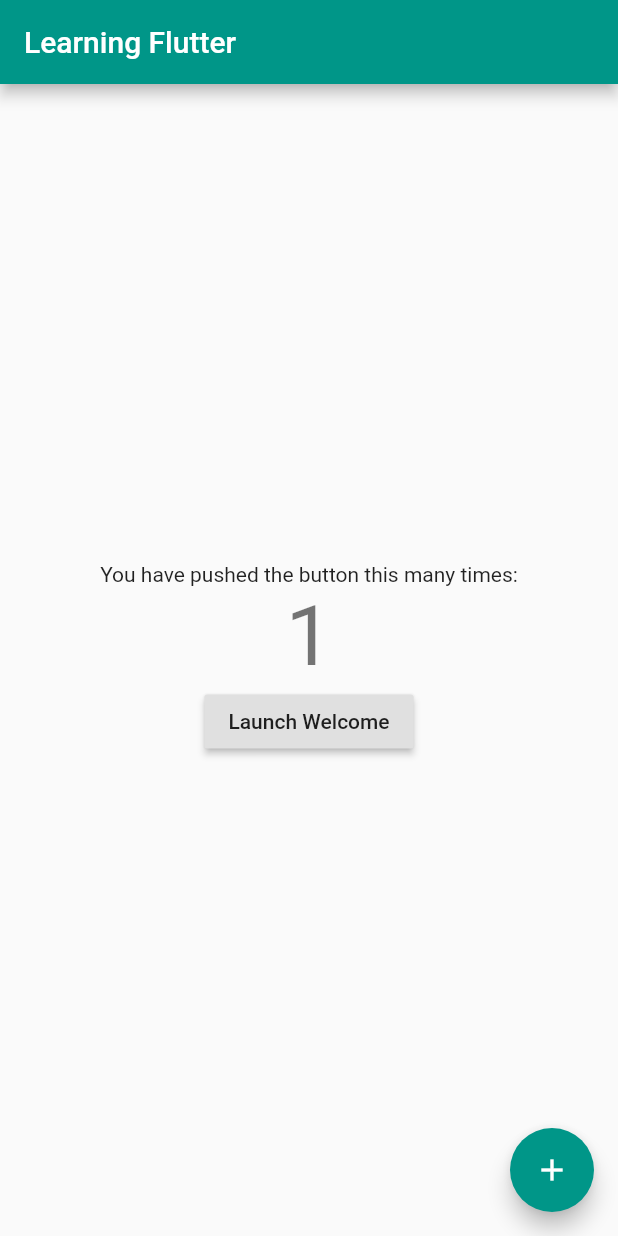
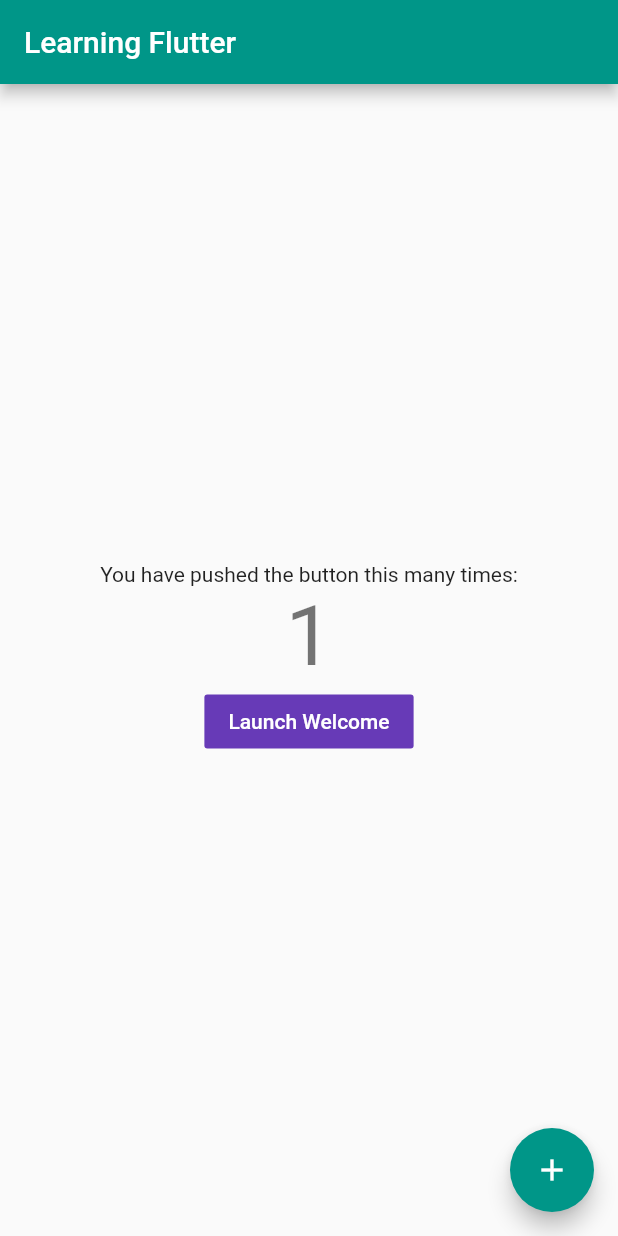
Before and after one commit to szeidner/flutter-demo, a Flutter app: the screen it shows after launch, after a tap on the "add" icon, on a phone screen of 412 x 824 dp. Run offline on Flutter 3.47's test engine with Material 2 defaults, Android fonts, the phone set to English and light mode, and no system bars.

Commit message:
Add platform aware widget.

```diff
--- /dev/null
+++ b/lib/common/platform_aware_button.dart
@@ -0,0 +1,32 @@
+import 'package:flutter/cupertino.dart';
+import 'package:flutter/material.dart';
+import 'package:flutter_demo/common/platform_widget.dart';
+
+class PlatformAwareButton extends PlatformWidget<CupertinoButton, FlatButton> {
+
+  final Widget child;
+  final VoidCallback onPressed;
+
+  PlatformAwareButton({
+    this.child,
+    this.onPressed,
+  });
+
+
+  @override
+  CupertinoButton createIosWidget(BuildContext context) =>
+      new CupertinoButton (
+        child: child,
+        color: Colors.teal,
+        onPressed: onPressed,
+      );
+
+  @override
+  FlatButton createAndroidWidget(BuildContext context) =>
+      new FlatButton(
+        child: child,
+        color: Colors.deepPurple,
+        textColor: Colors.white,
+        onPressed: onPressed,
+      );
+}
--- /dev/null
+++ b/lib/common/platform_widget.dart
@@ -0,0 +1,21 @@
+import 'dart:io' show Platform;
+
+import 'package:flutter/material.dart';
+
+abstract class PlatformWidget<I extends Widget, A extends Widget>
+    extends StatelessWidget {
+  @override
+  Widget build(BuildContext context) {
+    if (Platform.isAndroid) {
+      return createAndroidWidget(context);
+    } else if (Platform.isIOS) {
+      return createIosWidget(context);
+    }
+    // platform not supported returns an empty widget
+    return new Container();
+  }
+
+  I createIosWidget(BuildContext context);
+
+  A createAndroidWidget(BuildContext context);
+}
--- a/lib/main.dart
+++ b/lib/main.dart
@@ -1,4 +1,5 @@
 import 'package:flutter/material.dart';
+import 'package:flutter_demo/common/platform_aware_button.dart';
 import 'package:flutter_demo/welcome_view.dart';
 
 void main() => runApp(new MyApp());
@@ -60,7 +61,7 @@ class _MyHomePageState extends State<MyHomePage> {
               // overriding the theme for this text widget
               style: Theme.of(context).textTheme.display3,
             ),
-            new RaisedButton(
+            new PlatformAwareButton(
               child: new Text('Launch Welcome'),
               onPressed: () {
                 Navigator.of(context).pushNamed('/welcome');
```
